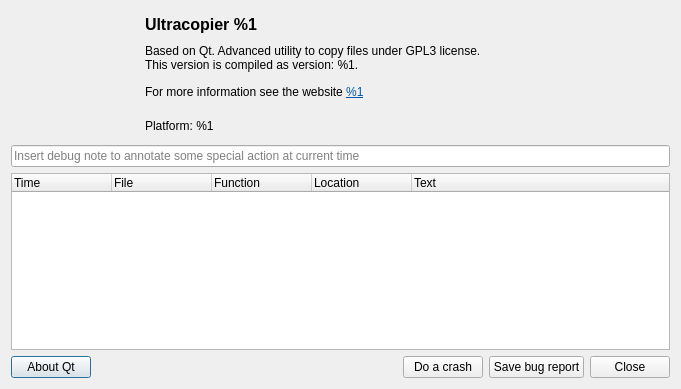
First picture: the form in HelpDialog.ui, repository alphaonex86/Ultracopier, before the edit.
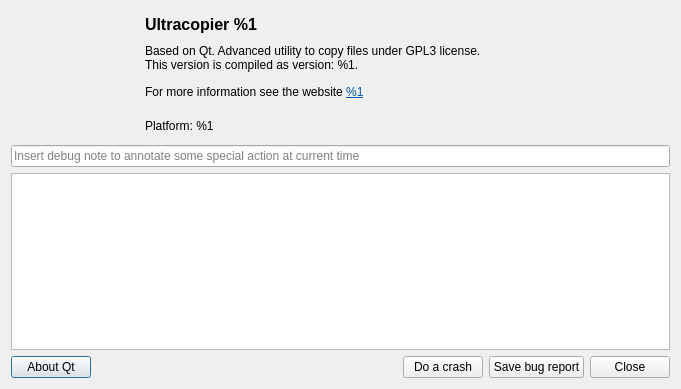
Second picture: the form after the edit. Icons and pictures are not drawn.

Commit message: More performance in debug display

Diff of the .ui file:
```diff
--- a/HelpDialog.ui
+++ b/HelpDialog.ui
@@ -107,38 +107,13 @@
     </widget>
    </item>
    <item>
-    <widget class="QTreeWidget" name="debugView">
+    <widget class="QTreeView" name="debugView">
      <property name="rootIsDecorated">
       <bool>false</bool>
      </property>
      <property name="uniformRowHeights">
       <bool>true</bool>
      </property>
-     <column>
-      <property name="text">
-       <string notr="true">Time</string>
-      </property>
-     </column>
-     <column>
-      <property name="text">
-       <string notr="true">File</string>
-      </property>
-     </column>
-     <column>
-      <property name="text">
-       <string notr="true">Function</string>
-      </property>
-     </column>
-     <column>
-      <property name="text">
-       <string notr="true">Location</string>
-      </property>
-     </column>
-     <column>
-      <property name="text">
-       <string notr="true">Text</string>
-      </property>
-     </column>
     </widget>
    </item>
    <item>
```
Left out of the diff: 6 changed lines with no effect on the pictures. The commit also changes 9 other files.
